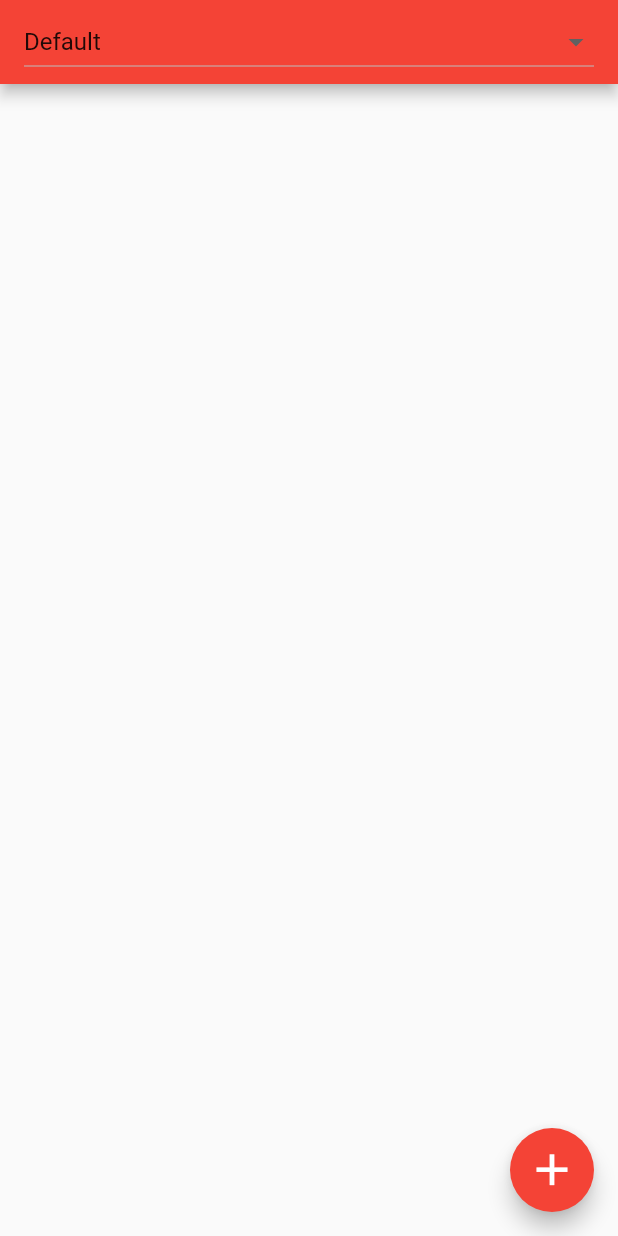
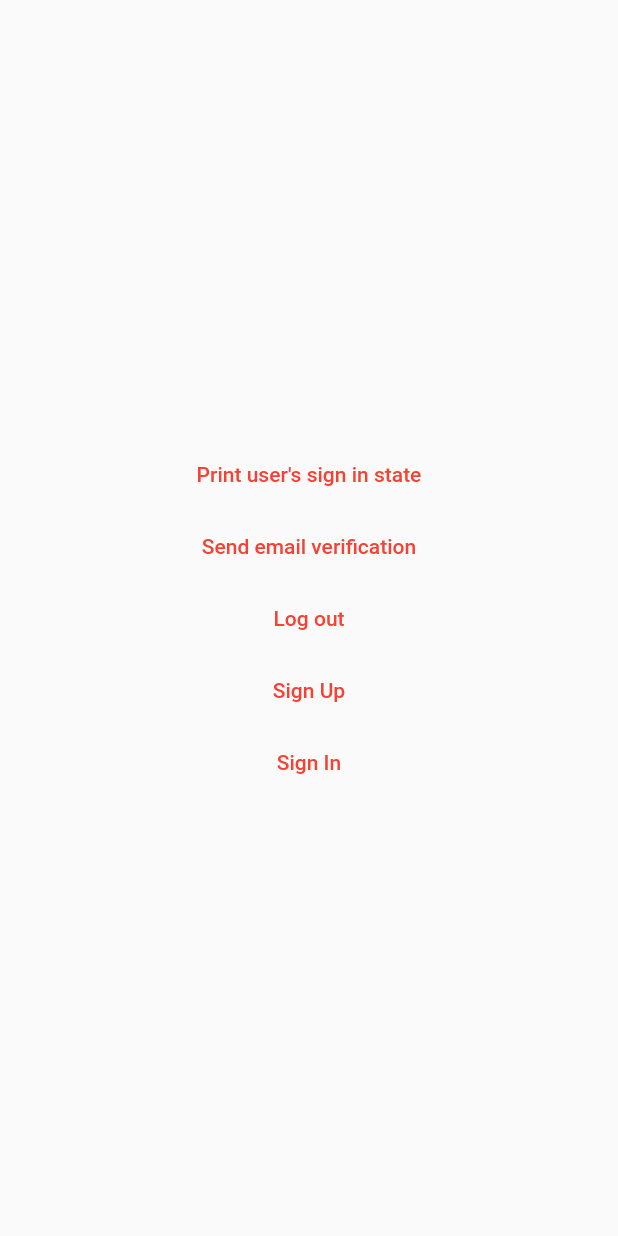
Before and after one commit to Pony-Stark/todoagainzeta3, a Flutter app: the screen it shows after launch, on a phone screen of 412 x 824 dp. Run offline on Flutter 3.47's test engine with Material 2 defaults, Android fonts, the phone set to English and light mode, and no system bars; our stand-ins replace firebase_auth, firebase_core, google_sign_in, sqflite; accounts and stored records are empty.

Commit message:
Basic functionalities for login logout

```diff
--- a/lib/main.dart
+++ b/lib/main.dart
@@ -6,10 +6,13 @@ import "screens/home_screen.dart";
 import 'sqlite.dart';
 import "task.dart";
 import "todos_data.dart";
+import 'package:firebase_core/firebase_core.dart';
+import "screens/social_sign_in_screen.dart";
 
 void main() async {
   WidgetsFlutterBinding.ensureInitialized();
   await SqliteDB.initDb();
+  await Firebase.initializeApp();
   runApp(const MyApp());
 }
 
@@ -25,7 +28,7 @@ class MyApp extends StatelessWidget {
         theme: ThemeData(
           primarySwatch: Colors.red,
         ),
-        initialRoute: routing.homeScreenID,
+        initialRoute: routing.socialSignInID,
         /*routes: {
           routing.newTaskScreenID: (context) => NewTaskScreen(),
           routing.homeScreenID: (context) => const MyHomePage(),
@@ -42,6 +45,8 @@ class MyApp extends StatelessWidget {
           }
           if (pageName == routing.homeScreenID)
             return MaterialPageRoute(builder: (context) => MyHomePage());
+          if (pageName == routing.socialSignInID)
+            return MaterialPageRoute(builder: (context) => SocialSignIn());
         },
       ),
     );
--- a/lib/screens/routing.dart
+++ b/lib/screens/routing.dart
@@ -1,2 +1,3 @@
 const String newTaskScreenID = "NewTaskScreen";
 const String homeScreenID = "HomeScreen";
+const String socialSignInID = "SocialSignInScreen";
--- /dev/null
+++ b/lib/screens/social_sign_in_screen.dart
@@ -0,0 +1,98 @@
+import "package:flutter/material.dart";
+import 'package:google_sign_in/google_sign_in.dart';
+import 'package:firebase_auth/firebase_auth.dart';
+
+class SocialSignIn extends StatefulWidget {
+  const SocialSignIn({Key? key}) : super(key: key);
+
+  @override
+  _SocialSignInState createState() => _SocialSignInState();
+}
+
+class _SocialSignInState extends State<SocialSignIn> {
+  FirebaseAuth auth = FirebaseAuth.instance;
+  @override
+  Widget build(BuildContext context) {
+    return Scaffold(
+      body: Builder(builder: (context) {
+        return Center(
+          child: Column(
+            mainAxisAlignment: MainAxisAlignment.center,
+            children: [
+              TextButton(
+                  child: Text("Print user's sign in state"),
+                  onPressed: () {
+                    var x = auth.currentUser;
+                    if (x != null) {
+                      print(x.emailVerified);
+                    } else {
+                      print("User not signed in");
+                    }
+                  }),
+              TextButton(
+                  child: Text("Send email verification"),
+                  onPressed: () async {
+                    var x = auth.currentUser;
+                    if (x != null) {
+                      await x.sendEmailVerification();
+                    } else {
+                      print("User not signed in");
+                    }
+                  }),
+              TextButton(
+                  child: Text("Log out"),
+                  onPressed: () async {
+                    await FirebaseAuth.instance.signOut();
+                  }),
+              TextButton(
+                child: Text("Sign Up"),
+                onPressed: () async {
+                  try {
+                    UserCredential userCredential = await FirebaseAuth.instance
+                        .createUserWithEmailAndPassword(
+                            email: "shubhamjalan1729@gmail.com",
+                            password: "abcd1234xyzpqrs");
+                  } on FirebaseAuthException catch (e) {
+                    if (e.code == 'weak-password') {
+                      print('The password provided is too weak.');
+                    } else if (e.code == 'email-already-in-use') {
+                      print('The account already exists for that email.');
+                    }
+                  } catch (e) {
+                    print(e);
+                  }
+
+                  /*await FirebaseAuth.instance
+                      .signInWithCredential(userCredential);*/
+                },
+              ),
+              TextButton(
+                child: Text("Sign In"),
+                onPressed: () async {
+                  try {
+                    UserCredential userCredential = await FirebaseAuth.instance
+                        .signInWithEmailAndPassword(
+                            email: "shubhamjalan1729@gmail.com",
+                            password: "abcd1234xyzpqrs");
+                  } on FirebaseAuthException catch (e) {
+                    if (e.code == 'weak-password') {
+                      print('The password provided is too weak.');
+                    } else if (e.code == 'email-already-in-use') {
+                      print('The account already exists for that email.');
+                    } else
+                      print(e.code);
+                  } catch (e) {
+                    print(e);
+                  }
+
+                  /*await FirebaseAuth.instance
+                      .signInWithCredential(userCredential);*/
+                },
+              ),
+            ],
+          ),
+        );
+      }),
+    );
+  }
+}
--- a/lib/sqlite.dart
+++ b/lib/sqlite.dart
@@ -42,7 +42,7 @@ class SqliteDB {
   static initDb() async {
     String folderPath = await getDatabasesPath();
     String path = join(folderPath, "todo.db");
-    //await deleteDatabase(path);
+    await deleteDatabase(path);
 
     var taskDb = await openDatabase(
       path,
--- a/pubspec.yaml
+++ b/pubspec.yaml
@@ -32,6 +32,9 @@ dependencies:
   sqflite:
   provider:
   intl:
+  firebase_core:
+  firebase_auth:
+  google_sign_in:
 
 
   # The following adds the Cupertino Icons font to your application.
```
Also changed, not shown: pubspec.lock, 2 other files.
